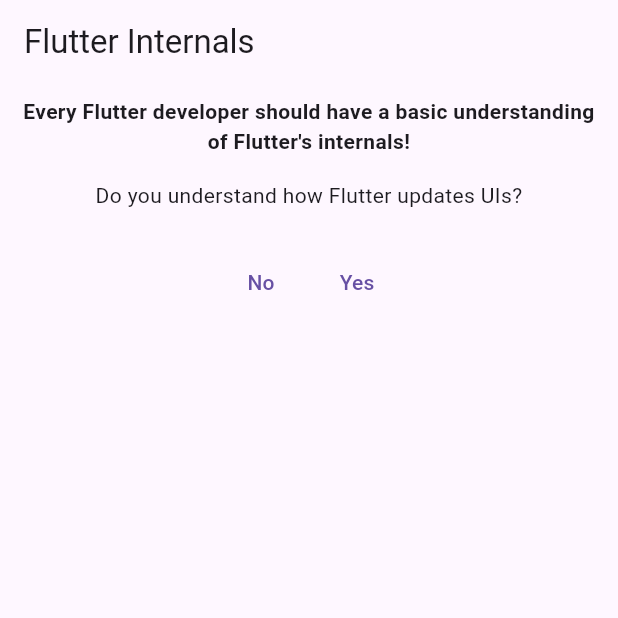
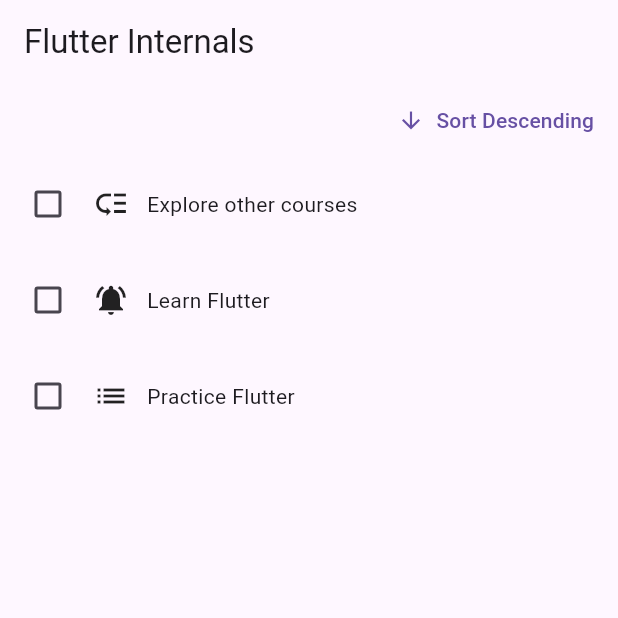
Before and after one commit to Sergio-Al/flutter_internals, a Flutter app: the screen it shows after launch, on a phone screen of 412 x 824 dp, the top half of it. Run offline on Flutter 3.47's test engine with Material 2 defaults, Android fonts, the phone set to English and light mode, and no system bars.

Commit message:
Understanding & Using Keys

```diff
--- /dev/null
+++ b/lib/keys/checkable_todo_item.dart
@@ -0,0 +1,50 @@
+import 'package:flutter/material.dart';
+
+enum Priority { urgent, normal, low }
+
+class CheckableTodoItem extends StatefulWidget {
+  const CheckableTodoItem(this.text, this.priority, {super.key});
+
+  final String text;
+  final Priority priority;
+
+  @override
+  State<CheckableTodoItem> createState() => _CheckableTodoItemState();
+}
+
+class _CheckableTodoItemState extends State<CheckableTodoItem> {
+  var _done = false;
+
+  void _setDone(bool? isChecked) {
+    setState(() {
+      _done = isChecked ?? false;
+    });
+  }
+
+  @override
+  Widget build(BuildContext context) {
+    var icon = Icons.low_priority;
+
+    if (widget.priority == Priority.urgent) {
+      icon = Icons.notifications_active;
+    }
+
+    if (widget.priority == Priority.normal) {
+      icon = Icons.list;
+    }
+
+    return Padding(
+      padding: const EdgeInsets.all(8),
+      child: Row(
+        crossAxisAlignment: CrossAxisAlignment.center,
+        children: [
+          Checkbox(value: _done, onChanged: _setDone),
+          const SizedBox(width: 6),
+          Icon(icon),
+          const SizedBox(width: 12),
+          Text(widget.text),
+        ],
+      ),
+    );
+  }
+}
--- /dev/null
+++ b/lib/keys/keys.dart
@@ -0,0 +1,84 @@
+import 'package:flutter/material.dart';
+
+// import 'package:internal_flutter/keys/todo_item.dart';
+import 'package:internal_flutter/keys/checkable_todo_item.dart';
+
+class Todo {
+  const Todo(this.text, this.priority);
+
+  final String text;
+  final Priority priority;
+}
+
+class Keys extends StatefulWidget {
+  const Keys({super.key});
+
+  @override
+  State<Keys> createState() {
+    return _KeysState();
+  }
+}
+
+class _KeysState extends State<Keys> {
+  var _order = 'asc';
+  final _todos = [
+    const Todo(
+      'Learn Flutter',
+      Priority.urgent,
+    ),
+    const Todo(
+      'Practice Flutter',
+      Priority.normal,
+    ),
+    const Todo(
+      'Explore other courses',
+      Priority.low,
+    ),
+  ];
+
+  List<Todo> get _orderedTodos {
+    final sortedTodos = List.of(_todos);
+    sortedTodos.sort((a, b) {
+      final bComesAfterA = a.text.compareTo(b.text);
+      return _order == 'asc' ? bComesAfterA : -bComesAfterA;
+    });
+    return sortedTodos;
+  }
+
+  void _changeOrder() {
+    setState(() {
+      _order = _order == 'asc' ? 'desc' : 'asc';
+    });
+  }
+
+  @override
+  Widget build(BuildContext context) {
+    return Column(
+      children: [
+        Align(
+          alignment: Alignment.centerRight,
+          child: TextButton.icon(
+            onPressed: _changeOrder,
+            icon: Icon(
+              _order == 'asc' ? Icons.arrow_downward : Icons.arrow_upward,
+            ),
+            label: Text('Sort ${_order == 'asc' ? 'Descending' : 'Ascending'}'),
+          ),
+        ),
+        Expanded(
+          child: Column(
+            children: [
+              // for (final todo in _orderedTodos) TodoItem(todo.text, todo.priority),
+              for (final todo in _orderedTodos)
+                CheckableTodoItem(
+                  key: ObjectKey(todo), // ValueKey() is more lightweight
+                  todo.text,
+                  todo.priority,
+                ),
+            ],
+          ),
+        ),
+      ],
+    );
+  }
+}
--- /dev/null
+++ b/lib/keys/todo_item.dart
@@ -0,0 +1,34 @@
+import 'package:flutter/material.dart';
+
+enum Priority { urgent, normal, low }
+
+class TodoItem extends StatelessWidget {
+  const TodoItem(this.text, this.priority, {super.key});
+
+  final String text;
+  final Priority priority;
+
+  @override
+  Widget build(BuildContext context) {
+    var icon = Icons.low_priority;
+
+    if (priority == Priority.urgent) {
+      icon = Icons.notifications_active;
+    }
+
+    if (priority == Priority.normal) {
+      icon = Icons.list;
+    }
+
+    return Padding(
+      padding: const EdgeInsets.all(8),
+      child: Row(
+        children: [
+          Icon(icon),
+          const SizedBox(width: 12),
+          Text(text),
+        ],
+      ),
+    );
+  }
+}
--- a/lib/main.dart
+++ b/lib/main.dart
@@ -1,6 +1,6 @@
 import 'package:flutter/material.dart';
 
-import 'package:internal_flutter/ui_updates_demo.dart';
+import 'package:internal_flutter/keys/keys.dart';
 
 void main() {
   runApp(const App());
@@ -17,7 +17,7 @@
         appBar: AppBar(
           title: const Text('Flutter Internals'),
         ),
-        body: const UIUpdatesDemo(),
+        body: Keys(),
       ),
     );
   }
```
